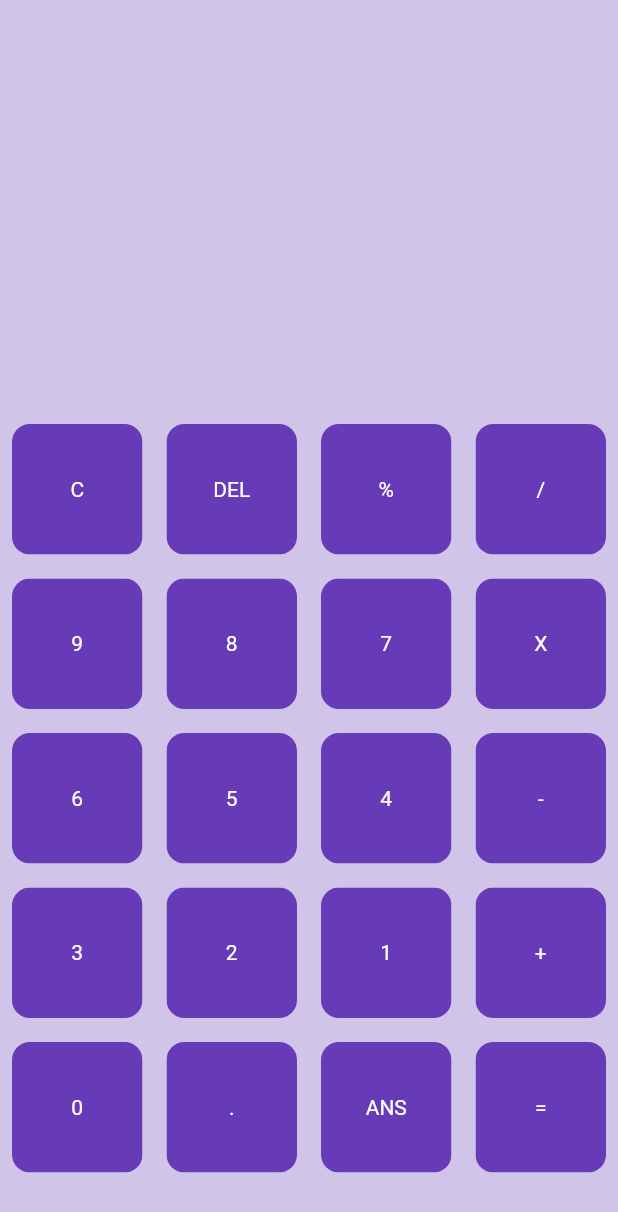
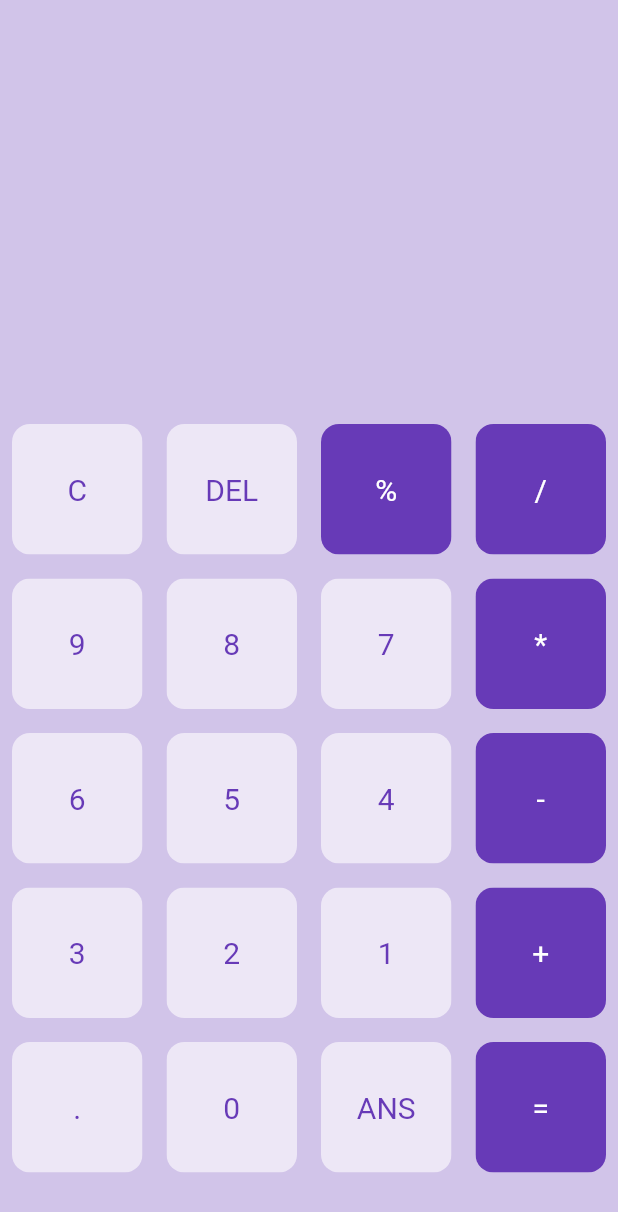
Before and after one commit to keremcanseker/calculator-flutter, a Flutter app: the screen it shows after launch, on a phone screen of 412 x 824 dp. Shown: the top 1212 px of the screen. Run offline on Flutter 3.47's test engine with Material 2 defaults, Android fonts, the phone set to English and light mode, and no system bars.

Commit message:
ui finished

```diff
--- a/calculator_/lib/buttons.dart
+++ b/calculator_/lib/buttons.dart
@@ -12,15 +12,15 @@ class Button extends StatelessWidget {
     return Padding(
       padding: const EdgeInsets.all(8.0),
       child: ClipRRect(
-          borderRadius: BorderRadius.circular(12),
-          child: Container(
-              color: color,
-              child: Center(
-                child: Text(
-                  buttonText,
-                  style: TextStyle(color: textcolor),
-                ),
-              ))),
+        borderRadius: BorderRadius.circular(12),
+        child: Container(
+          color: color,
+          child: Center(
+            child: Text(buttonText,
+                style: TextStyle(color: textcolor, fontSize: 20)),
+          ),
+        ),
+      ),
     );
   }
 }
--- a/calculator_/lib/calculator.dart
+++ b/calculator_/lib/calculator.dart
@@ -18,7 +18,7 @@ class _CalculatorState extends State<Calculator> {
     '9',
     '8',
     '7',
-    'X',
+    '*',
     '6',
     '5',
     '4',
@@ -27,8 +27,8 @@ class _CalculatorState extends State<Calculator> {
     '2',
     '1',
     '+',
+    '.',
     '0',
-    '.',
     'ANS',
     '=',
   ];
@@ -39,19 +39,23 @@ class _CalculatorState extends State<Calculator> {
         backgroundColor: CalculatorColor.backgroundcolor,
         body: Column(
           children: [
-            Expanded(child: Container(), flex: 1),
+            Expanded(flex: 1, child: Container()),
             Expanded(
               flex: 2,
               child: Container(
                 child: GridView.builder(
                   itemCount: buttons.length,
-                  gridDelegate: SliverGridDelegateWithFixedCrossAxisCount(
+                  gridDelegate: const SliverGridDelegateWithFixedCrossAxisCount(
                       crossAxisCount: 4),
                   itemBuilder: (BuildContext context, int index) {
                     return Button(
                       buttonText: buttons[index],
-                      color: CalculatorColor.backgroundcolor1,
-                      textcolor: CalculatorColor.textcolor,
+                      color: isOperator(buttons[index])
+                          ? CalculatorColor.backgroundcolor1
+                          : CalculatorColor.operator,
+                      textcolor: isOperator(buttons[index])
+                          ? CalculatorColor.textcolor
+                          : CalculatorColor.backgroundcolor1,
                     );
                   },
                 ),
@@ -60,10 +64,19 @@ class _CalculatorState extends State<Calculator> {
           ],
         ));
   }
+
+  bool isOperator(String x) {
+    if (x == "-" || x == '+' || x == '*' || x == "/" || x == '%' || x == '=') {
+      return true;
+    }
+    return false;
+  }
 }
 
 class CalculatorColor {
   static final backgroundcolor = Colors.deepPurple[100];
-  static final backgroundcolor1 = Colors.deepPurple;
-  static final textcolor = Colors.white;
+  static const backgroundcolor1 = Colors.deepPurple;
+  static final operator = Colors.deepPurple[50];
+  static const black = Colors.black;
+  static const textcolor = Colors.white;
 }
```
